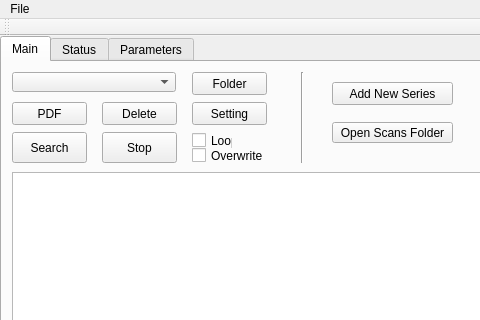
The window that src/mainwindow.ui (BadamBoum/GestionScans) describes before a commit, drawn with Qt 5; both pictures show x 0 to 480 and y 0 to 320 of the 632 by 412 pixel window.
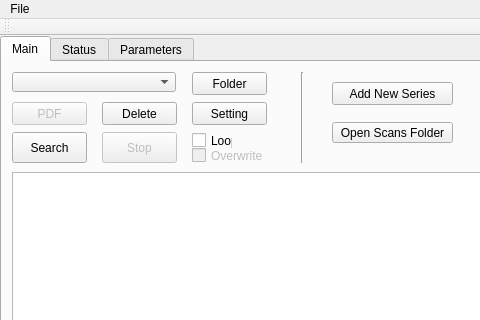
The same window after the commit.

Patch:
```diff
--- a/src/mainwindow.ui
+++ b/src/mainwindow.ui
@@ -87,7 +87,7 @@
      </widget>
      <widget class="QPushButton" name="Tab1PDF">
       <property name="enabled">
-       <bool>true</bool>
+       <bool>false</bool>
       </property>
       <property name="geometry">
        <rect>
@@ -193,6 +193,9 @@
       </property>
      </widget>
      <widget class="QCheckBox" name="Overwrite">
+      <property name="enabled">
+       <bool>false</bool>
+      </property>
       <property name="geometry">
        <rect>
         <x>190</x>
@@ -206,6 +209,9 @@
       </property>
      </widget>
      <widget class="QPushButton" name="Tab1Stop">
+      <property name="enabled">
+       <bool>false</bool>
+      </property>
       <property name="geometry">
        <rect>
         <x>100</x>
```
